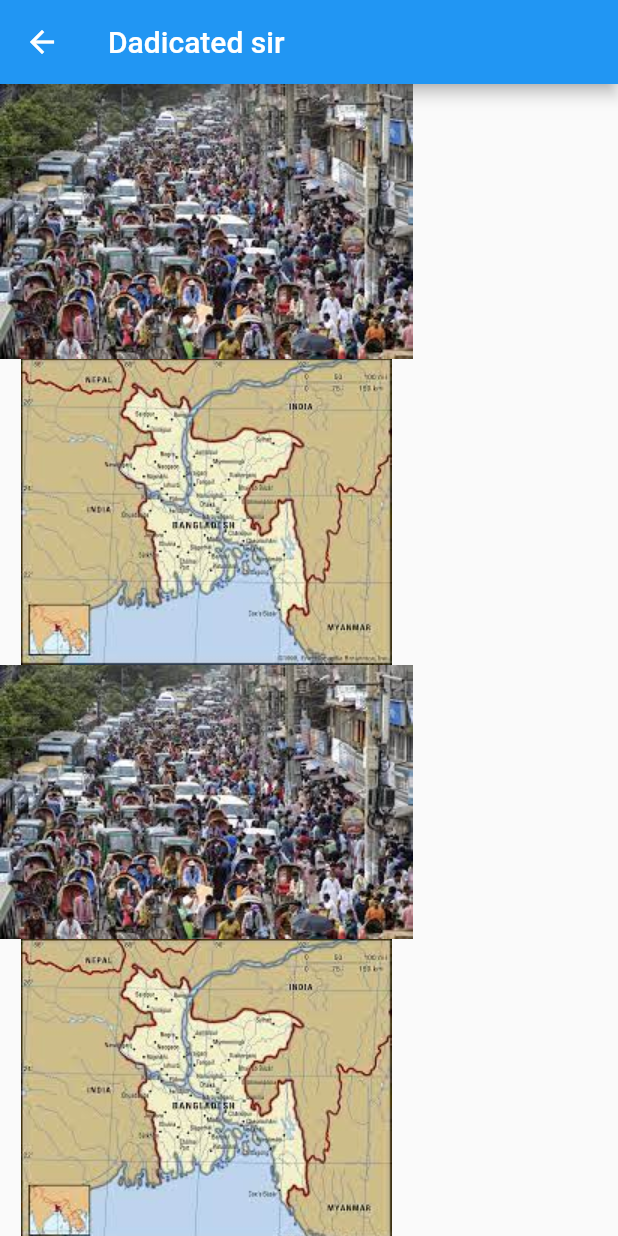
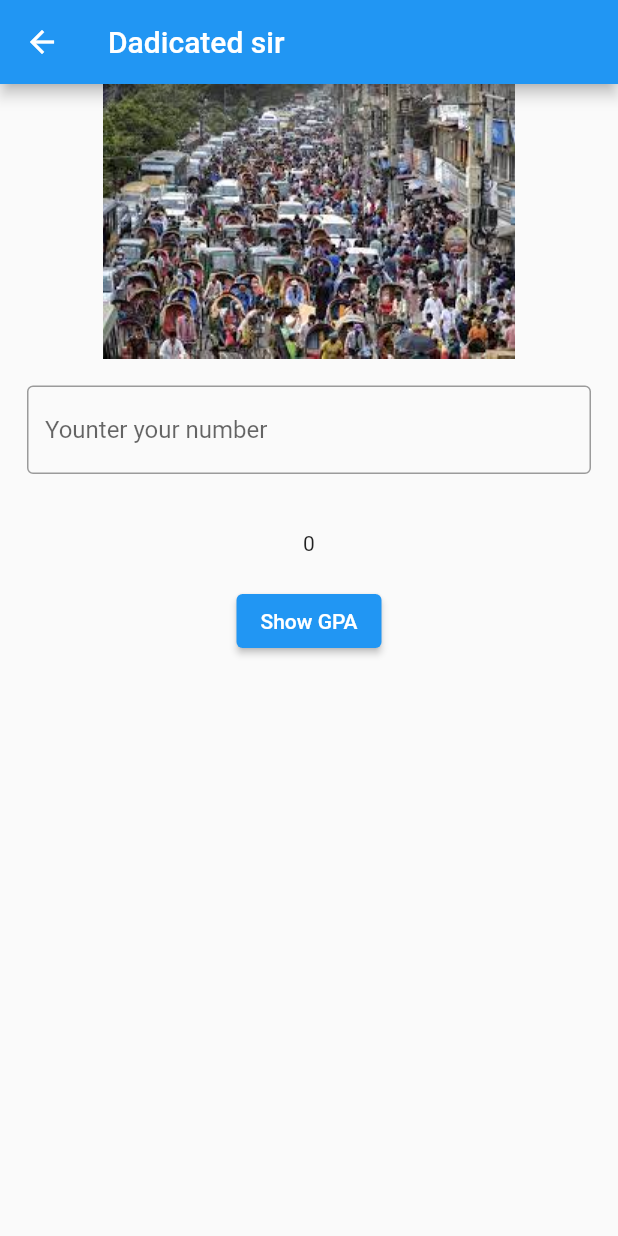
Before and after one commit to alamincse6615/git_test, a Flutter app: the screen it shows after launch, after a tap on "Yasin", on a phone screen of 412 x 824 dp. Run offline on Flutter 3.47's test engine with Material 2 defaults, Android fonts, the phone set to English and light mode, and no system bars.

Commit message:
Yasin new upload

```diff
--- a/lib/main.dart
+++ b/lib/main.dart
@@ -87,6 +87,7 @@ class _MyHomePageState extends State<MyHomePage> {
               style: Theme.of(context).textTheme.headline4,
             ),
             Text("bangladesh"),
+            SizedBox(height: 20,),
             ElevatedButton(onPressed: (){
               Navigator.push(context, MaterialPageRoute(builder: (context)=>Yasin()));
             }, child: Text("Yasin"))
--- a/lib/yasin.dart
+++ b/lib/yasin.dart
@@ -8,6 +8,16 @@ class Yasin extends StatefulWidget {
 }
 
 class _YasinState extends State<Yasin> {
+  final TextValue = TextEditingController();
+
+
+  @override
+  void dispose() {
+    TextValue.dispose();
+  }
+
+  String result = "0";
+
   @override
   Widget build(BuildContext context) {
     return Scaffold(
@@ -19,10 +29,40 @@ class _YasinState extends State<Yasin> {
           children: [
               Image.asset("Images/one.jpg"),
 
-              Image.asset("Images/two.jpg"),
-            Image.asset("Images/one.jpg"),
-
-            Image.asset("Images/two.jpg"),
+            Padding(
+              padding: const EdgeInsets.all(18.0),
+              child: TextField(
+                decoration: InputDecoration(
+                  hintText: "Younter your number",
+                  border: OutlineInputBorder(),
+                ),
+                controller: TextValue,
+              ),
+            ),
+            SizedBox(height: 20,),
+            Text("$result"),
+            SizedBox(height: 20,),
+            ElevatedButton(
+                onPressed: (){
+                  setState(() {
+                    var Value = int.parse(TextValue.text);
+                    switch (Value) {
+                      case 80:
+                        result = ("A+");
+                        break;
+                      case 70:
+                        result = ("A");
+                        break;
+                      case 60:
+                        result = ("A-");
+                        break;
+                      case 50:
+                        result = ("B");
+                        break;
+                    }
+                  });
+                },
+                child: Text("Show GPA"))
 
           ],
         ),
--- a/pubspec.yaml
+++ b/pubspec.yaml
@@ -60,7 +60,6 @@ flutter:
   # To add assets to your application, add an assets section, like this:
   assets:
     - Images/one.jpg
-    - Images/two.jpg
   #   - images/a_dot_ham.jpeg
 
   # An image asset can refer to one or more resolution-specific "variants", see
```
